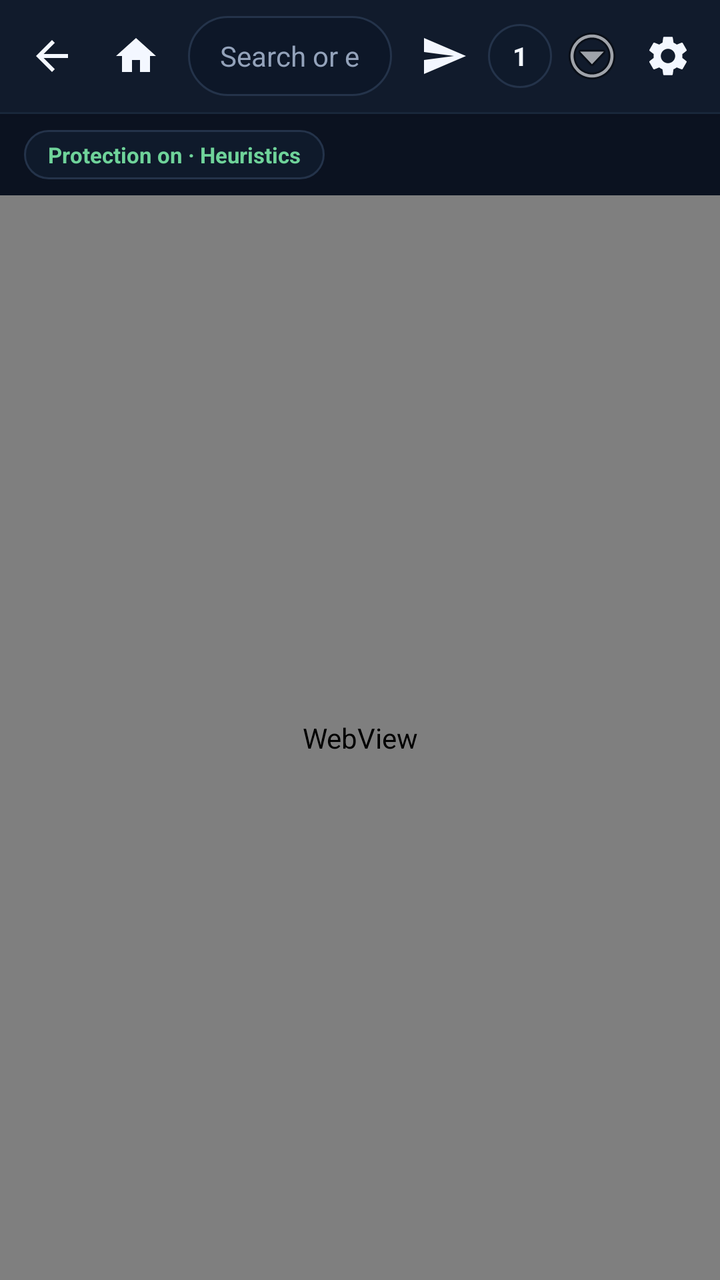
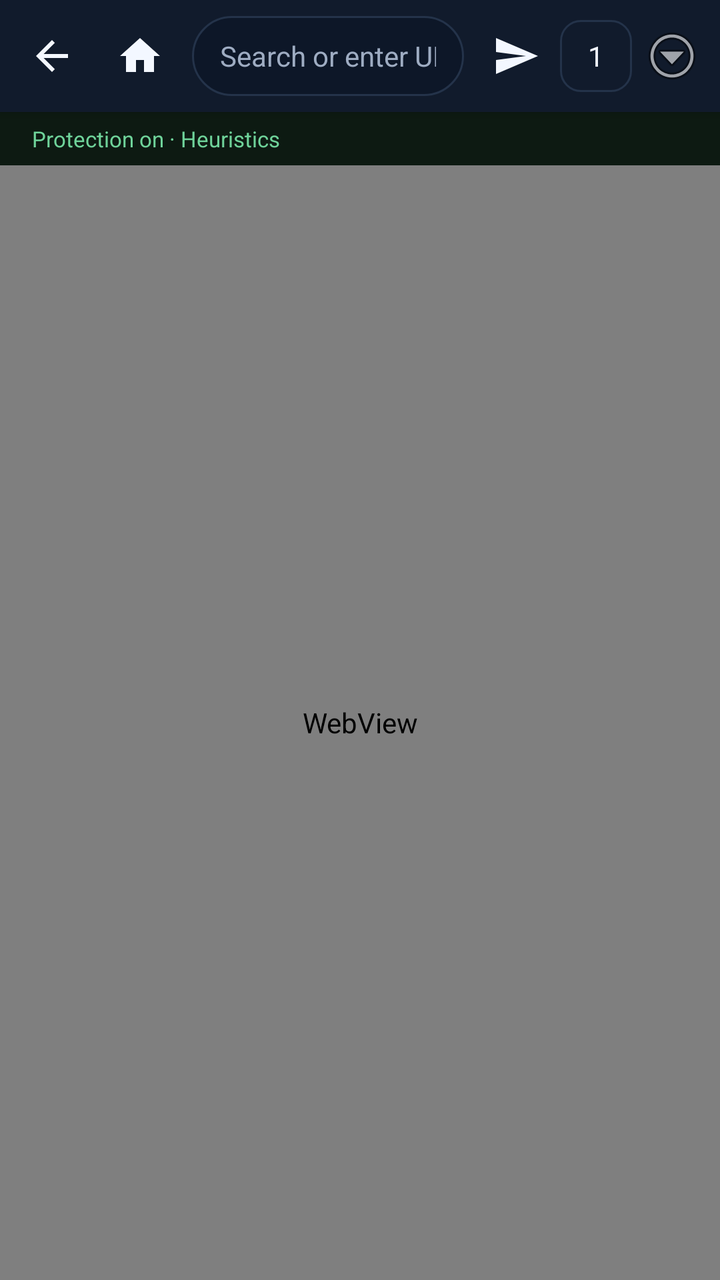

An Android layout rendered at two revisions. The XML below is the earlier revision; the diff shows what the commit changed to produce the second picture.
<!-- AndroidManifest.xml: application theme Theme.SafeView -->
<!-- res/layout/activity_main.xml -->
<?xml version="1.0" encoding="utf-8"?>
<LinearLayout xmlns:android="http://schemas.android.com/apk/res/android"
    android:layout_width="match_parent"
    android:layout_height="match_parent"
    android:orientation="vertical"
    android:background="@color/sv_bg">

    
    <LinearLayout
        android:layout_width="match_parent"
        android:layout_height="56dp"
        android:orientation="horizontal"
        android:gravity="center_vertical"
        android:paddingHorizontal="6dp"
        android:background="@color/sv_toolbar"
        android:elevation="3dp">

        <ImageButton
            android:id="@+id/btnBack"
            android:layout_width="40dp"
            android:layout_height="40dp"
            android:src="@drawable/ic_arrow_back"
            android:background="?attr/selectableItemBackgroundBorderless"
            android:contentDescription="@string/back"
            android:padding="9dp" />

        <ImageButton
            android:id="@+id/btnHome"
            android:layout_width="40dp"
            android:layout_height="40dp"
            android:layout_marginStart="2dp"
            android:src="@drawable/ic_home"
            android:background="?attr/selectableItemBackgroundBorderless"
            android:contentDescription="@string/home"
            android:padding="9dp" />

        <EditText
            android:id="@+id/urlBar"
            android:layout_width="0dp"
            android:layout_height="40dp"
            android:layout_weight="1"
            android:layout_marginHorizontal="6dp"
            android:background="@drawable/url_bar_bg"
            android:paddingHorizontal="16dp"
            android:textColor="@color/sv_text"
            android:textColorHint="@color/sv_muted"
            android:hint="@string/url_hint"
            android:inputType="textUri"
            android:imeOptions="actionGo"
            android:singleLine="true"
            android:textSize="14sp" />

        <ImageButton
            android:id="@+id/btnGo"
            android:layout_width="40dp"
            android:layout_height="40dp"
            android:src="@drawable/ic_send"
            android:background="?attr/selectableItemBackgroundBorderless"
            android:contentDescription="@string/go"
            android:padding="9dp" />

        <TextView
            android:id="@+id/btnTabs"
            android:layout_width="32dp"
            android:layout_height="32dp"
            android:layout_marginStart="2dp"
            android:gravity="center"
            android:text="1"
            android:textColor="@color/sv_text"
            android:textSize="13sp"
            android:textStyle="bold"
            android:background="@drawable/bg_status_pill"
            android:contentDescription="Tabs" />

        <ImageButton
            android:id="@+id/btnMenu"
            android:layout_width="36dp"
            android:layout_height="40dp"
            android:layout_marginStart="2dp"
            android:src="@android:drawable/ic_menu_more"
            android:background="?attr/selectableItemBackgroundBorderless"
            android:contentDescription="Browser menu"
            android:padding="9dp" />

        <ImageButton
            android:id="@+id/btnSettings"
            android:layout_width="40dp"
            android:layout_height="40dp"
            android:src="@drawable/ic_settings"
            android:background="?attr/selectableItemBackgroundBorderless"
            android:contentDescription="@string/settings"
            android:padding="9dp" />
    </LinearLayout>

    <View
        android:layout_width="match_parent"
        android:layout_height="1dp"
        android:background="@color/sv_divider" />

    
    <LinearLayout
        android:layout_width="match_parent"
        android:layout_height="wrap_content"
        android:orientation="horizontal"
        android:paddingHorizontal="12dp"
        android:paddingVertical="8dp"
        android:background="@color/sv_bg">

        <TextView
            android:id="@+id/statusChip"
            android:layout_width="wrap_content"
            android:layout_height="wrap_content"
            android:paddingHorizontal="12dp"
            android:paddingVertical="5dp"
            android:text="Protection on · Heuristics"
            android:textColor="@color/sv_ok"
            android:textSize="11sp"
            android:textStyle="bold"
            android:background="@drawable/bg_status_pill" />
    </LinearLayout>

    <WebView
        android:id="@+id/webView"
        android:layout_width="match_parent"
        android:layout_height="0dp"
        android:layout_weight="1" />
</LinearLayout>
<!-- resources referenced by this layout -->
<resources>
  <color name="sv_bg">#0B1220</color>
  <color name="sv_divider">#1B2A3F</color>
  <color name="sv_muted">#93A2BA</color>
  <color name="sv_ok">#6FD39A</color>
  <color name="sv_text">#F3F7FF</color>
  <color name="sv_toolbar">#111B2C</color>
  <!-- drawable bg_status_pill (drawable) -->
  <?xml version="1.0" encoding="utf-8"?>
  <shape xmlns:android="http://schemas.android.com/apk/res/android"
      android:shape="rectangle">
      <solid android:color="@color/sv_card_alt" />
      <corners android:radius="999dp" />
      <stroke android:width="1dp" android:color="@color/sv_line" />
  </shape>
  <!-- drawable ic_arrow_back (drawable) -->
  <?xml version="1.0" encoding="utf-8"?>
  <vector xmlns:android="http://schemas.android.com/apk/res/android"
      android:width="24dp" android:height="24dp"
      android:viewportWidth="24" android:viewportHeight="24"
      android:tint="@color/sv_text">
      <path android:fillColor="@android:color/white"
          android:pathData="M20,11H7.83l5.59,-5.59L12,4l-8,8 8,8 1.41,-1.41L7.83,13H20v-2z"/>
  </vector>
  <!-- drawable ic_home (drawable) -->
  <?xml version="1.0" encoding="utf-8"?>
  <vector xmlns:android="http://schemas.android.com/apk/res/android"
      android:width="24dp" android:height="24dp"
      android:viewportWidth="24" android:viewportHeight="24"
      android:tint="@color/sv_text">
      <path android:fillColor="@android:color/white"
          android:pathData="M10,20v-6h4v6h5v-8h3L12,3 2,12h3v8z"/>
  </vector>
  <!-- drawable ic_send (drawable) -->
  <?xml version="1.0" encoding="utf-8"?>
  <vector xmlns:android="http://schemas.android.com/apk/res/android"
      android:width="24dp" android:height="24dp"
      android:viewportWidth="24" android:viewportHeight="24"
      android:tint="@color/sv_text">
      <path android:fillColor="@android:color/white"
          android:pathData="M2.01,21L23,12 2.01,3 2,10l15,2 -15,2z"/>
  </vector>
  <!-- drawable url_bar_bg (drawable) -->
  <?xml version="1.0" encoding="utf-8"?>
  <shape xmlns:android="http://schemas.android.com/apk/res/android"
      android:shape="rectangle">
      <solid android:color="@color/sv_input" />
      <corners android:radius="20dp" />
      <stroke android:width="1dp" android:color="@color/sv_line" />
  </shape>
  <string name="back">Back</string>
  <string name="go">Go</string>
  <string name="home">Home</string>
  <string name="settings">Settings</string>
  <string name="url_hint">Search or enter URL</string>
  <style name="Theme.SafeView" parent="Theme.Material3.Dark.NoActionBar">
          <item name="colorPrimary">@color/sv_accent</item>
          <item name="colorPrimaryDark">@color/sv_accent_dark</item>
          <item name="colorAccent">@color/sv_accent</item>
          <item name="android:statusBarColor">@color/sv_bg</item>
          <item name="android:navigationBarColor">@color/sv_bg</item>
          <item name="android:windowBackground">@color/sv_bg</item>
          <item name="android:colorBackground">@color/sv_bg</item>
          <item name="colorSurface">@color/sv_card</item>
          <item name="colorOnSurface">@color/sv_text</item>
          <item name="android:textColorPrimary">@color/sv_text</item>
          <item name="android:textColorSecondary">@color/sv_muted</item>
      </style>
  <color name="sv_card_alt">#0F1A2B</color>
  <color name="sv_line">#24334A</color>
  <color name="sv_input">#0D1728</color>
  <color name="sv_accent">#6EA8FF</color>
  <color name="sv_accent_dark">#4D8EF5</color>
  <color name="sv_card">#111B2C</color>
  <!-- unchanged entries left out for length: 1 -->
</resources>

<!-- the commit's change to res/layout/activity_main.xml (unified diff, before → after) -->
@@ -11,37 +11,36 @@
         android:layout_height="56dp"
         android:orientation="horizontal"
         android:gravity="center_vertical"
-        android:paddingHorizontal="6dp"
+        android:paddingHorizontal="4dp"
         android:background="@color/sv_toolbar"
-        android:elevation="3dp">
+        android:elevation="4dp">
 
         <ImageButton
             android:id="@+id/btnBack"
-            android:layout_width="40dp"
-            android:layout_height="40dp"
+            android:layout_width="44dp"
+            android:layout_height="44dp"
             android:src="@drawable/ic_arrow_back"
             android:background="?attr/selectableItemBackgroundBorderless"
             android:contentDescription="@string/back"
-            android:padding="9dp" />
+            android:padding="10dp" />
 
         <ImageButton
             android:id="@+id/btnHome"
-            android:layout_width="40dp"
-            android:layout_height="40dp"
-            android:layout_marginStart="2dp"
+            android:layout_width="44dp"
+            android:layout_height="44dp"
             android:src="@drawable/ic_home"
             android:background="?attr/selectableItemBackgroundBorderless"
             android:contentDescription="@string/home"
-            android:padding="9dp" />
+            android:padding="10dp" />
 
         <EditText
             android:id="@+id/urlBar"
             android:layout_width="0dp"
             android:layout_height="40dp"
             android:layout_weight="1"
-            android:layout_marginHorizontal="6dp"
+            android:layout_marginHorizontal="4dp"
             android:background="@drawable/url_bar_bg"
-            android:paddingHorizontal="16dp"
+            android:paddingHorizontal="14dp"
             android:textColor="@color/sv_text"
             android:textColorHint="@color/sv_muted"
             android:hint="@string/url_hint"
@@ -52,72 +51,57 @@
 
         <ImageButton
             android:id="@+id/btnGo"
-            android:layout_width="40dp"
-            android:layout_height="40dp"
+            android:layout_width="44dp"
+            android:layout_height="44dp"
             android:src="@drawable/ic_send"
             android:background="?attr/selectableItemBackgroundBorderless"
             android:contentDescription="@string/go"
-            android:padding="9dp" />
+            android:padding="10dp" />
 
         <TextView
             android:id="@+id/btnTabs"
-            android:layout_width="32dp"
-            android:layout_height="32dp"
-            android:layout_marginStart="2dp"
+            android:layout_width="36dp"
+            android:layout_height="36dp"
             android:gravity="center"
             android:text="1"
             android:textColor="@color/sv_text"
-            android:textSize="13sp"
-            android:textStyle="bold"
-            android:background="@drawable/bg_status_pill"
-            android:contentDescription="Tabs" />
+            android:textSize="14sp"
+            android:background="@drawable/tab_counter_bg"
+            android:clickable="true"
+            android:focusable="true"
+            android:contentDescription="Open tabs" />
 
         <ImageButton
             android:id="@+id/btnMenu"
-            android:layout_width="36dp"
-            android:layout_height="40dp"
-            android:layout_marginStart="2dp"
+            android:layout_width="40dp"
+            android:layout_height="44dp"
             android:src="@android:drawable/ic_menu_more"
             android:background="?attr/selectableItemBackgroundBorderless"
             android:contentDescription="Browser menu"
-            android:padding="9dp" />
+            android:padding="10dp" />
 
         <ImageButton
             android:id="@+id/btnSettings"
-            android:layout_width="40dp"
-            android:layout_height="40dp"
+            android:visibility="gone"
+            android:layout_width="44dp"
+            android:layout_height="44dp"
             android:src="@drawable/ic_settings"
             android:background="?attr/selectableItemBackgroundBorderless"
             android:contentDescription="@string/settings"
-            android:padding="9dp" />
+            android:padding="10dp" />
     </LinearLayout>
 
-    <View
-        android:layout_width="match_parent"
-        android:layout_height="1dp"
-        android:background="@color/sv_divider" />
-
     
-    <LinearLayout
+    <TextView
+        android:id="@+id/statusChip"
         android:layout_width="match_parent"
         android:layout_height="wrap_content"
-        android:orientation="horizontal"
-        android:paddingHorizontal="12dp"
-        android:paddingVertical="8dp"
-        android:background="@color/sv_bg">
-
-        <TextView
-            android:id="@+id/statusChip"
-            android:layout_width="wrap_content"
-            android:layout_height="wrap_content"
-            android:paddingHorizontal="12dp"
-            android:paddingVertical="5dp"
-            android:text="Protection on · Heuristics"
-            android:textColor="@color/sv_ok"
-            android:textSize="11sp"
-            android:textStyle="bold"
-            android:background="@drawable/bg_status_pill" />
-    </LinearLayout>
+        android:paddingHorizontal="16dp"
+        android:paddingVertical="6dp"
+        android:text="Protection on · Heuristics"
+        android:textColor="@color/sv_ok"
+        android:textSize="11sp"
+        android:background="#0D1A12" />
 
     <WebView
         android:id="@+id/webView"
<!-- resource entries referenced after the edit -->
@@ -1,19 +1,10 @@
 <!-- resources referenced by this layout -->
 <resources>
   <color name="sv_bg">#0B1220</color>
-  <color name="sv_divider">#1B2A3F</color>
-  <color name="sv_muted">#93A2BA</color>
+  <color name="sv_muted">#9EACC2</color>
   <color name="sv_ok">#6FD39A</color>
   <color name="sv_text">#F3F7FF</color>
   <color name="sv_toolbar">#111B2C</color>
-  <!-- drawable bg_status_pill (drawable) -->
-  <?xml version="1.0" encoding="utf-8"?>
-  <shape xmlns:android="http://schemas.android.com/apk/res/android"
-      android:shape="rectangle">
-      <solid android:color="@color/sv_card_alt" />
-      <corners android:radius="999dp" />
-      <stroke android:width="1dp" android:color="@color/sv_line" />
-  </shape>
   <!-- drawable ic_arrow_back (drawable) -->
   <?xml version="1.0" encoding="utf-8"?>
   <vector xmlns:android="http://schemas.android.com/apk/res/android"
@@ -41,6 +32,14 @@
       <path android:fillColor="@android:color/white"
           android:pathData="M2.01,21L23,12 2.01,3 2,10l15,2 -15,2z"/>
   </vector>
+  <!-- drawable tab_counter_bg (drawable) -->
+  <?xml version="1.0" encoding="utf-8"?>
+  <shape xmlns:android="http://schemas.android.com/apk/res/android" android:shape="rectangle">
+      <corners android:radius="10dp" />
+      <solid android:color="@android:color/transparent" />
+      <stroke android:width="1dp" android:color="@color/sv_line" />
+      <padding android:left="4dp" android:top="2dp" android:right="4dp" android:bottom="2dp" />
+  </shape>
   <!-- drawable url_bar_bg (drawable) -->
   <?xml version="1.0" encoding="utf-8"?>
   <shape xmlns:android="http://schemas.android.com/apk/res/android"
@@ -67,7 +66,6 @@
           <item name="android:textColorPrimary">@color/sv_text</item>
           <item name="android:textColorSecondary">@color/sv_muted</item>
       </style>
-  <color name="sv_card_alt">#0F1A2B</color>
   <color name="sv_line">#24334A</color>
   <color name="sv_input">#0D1728</color>
   <color name="sv_accent">#6EA8FF</color>
